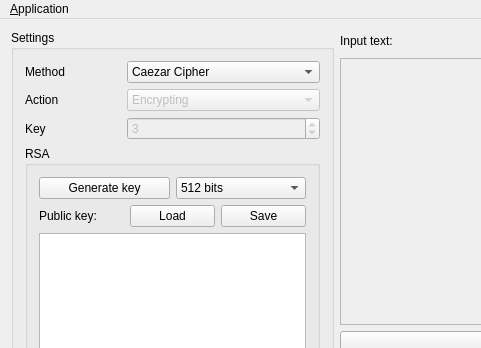
This is mainwindow.ui in pbanaszkiewicz/Khrypto as Qt 5 draws it before an edit; both pictures show x 0 to 481 and y 0 to 348 of the 674 by 687 pixel window. The edited form follows.
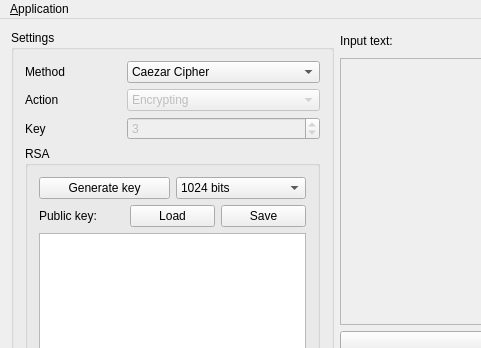
This is the edited form. Icons and pictures are not drawn.

The edit to the form file:
```diff
--- a/mainwindow.ui
+++ b/mainwindow.ui
@@ -140,7 +140,7 @@
             <item>
              <widget class="QComboBox" name="cbKeyLenghts">
               <property name="currentIndex">
-               <number>0</number>
+               <number>1</number>
               </property>
               <item>
                <property name="text">
```
Left out of the diff: 6 changed lines with no effect on the pictures.
